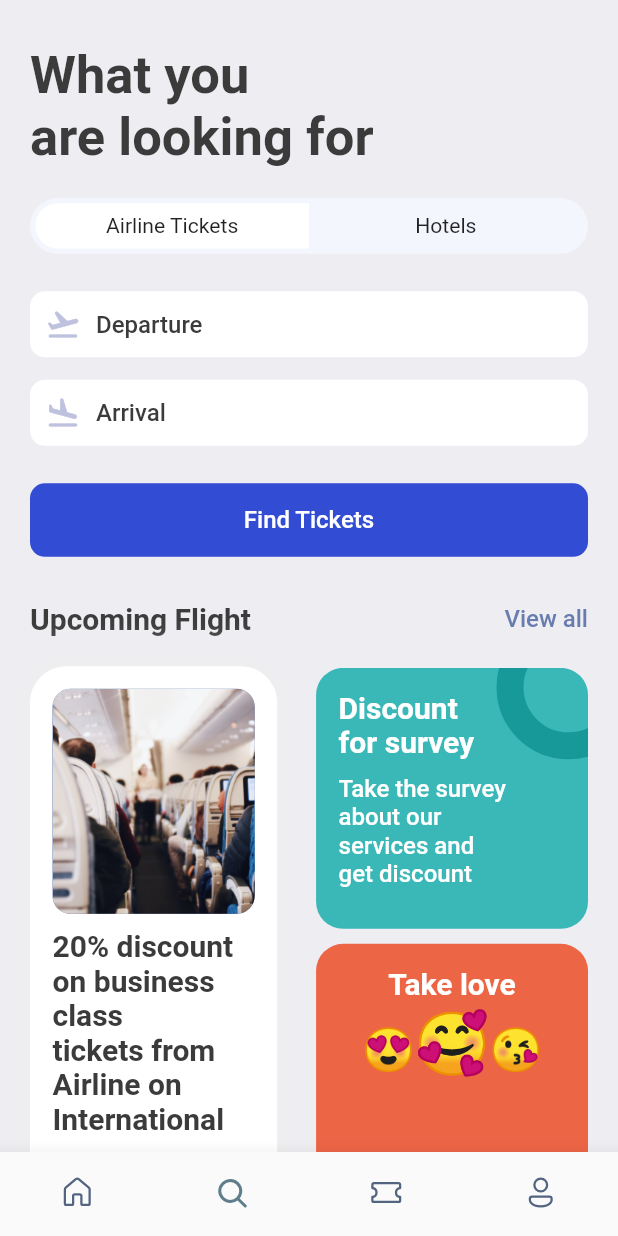
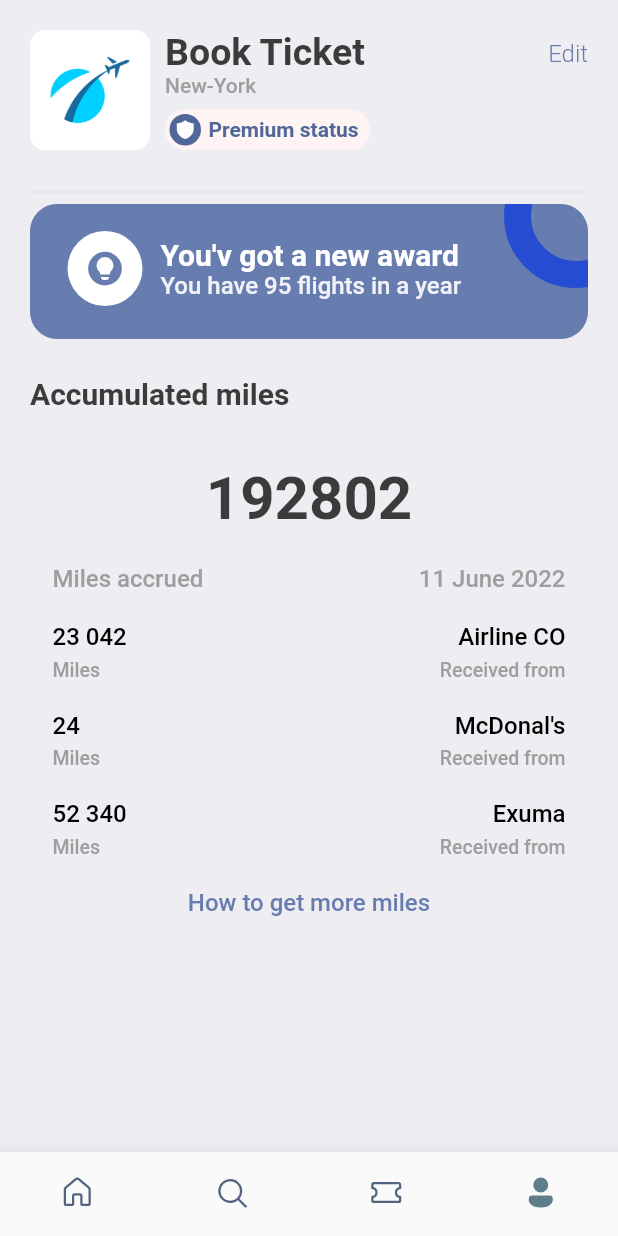
Before and after one commit to jagatb880/flutter_book_flight_ticket, a Flutter app: the screen it shows after launch, on a phone screen of 412 x 824 dp. Run offline on Flutter 3.47's test engine with Material 2 defaults, Android fonts, the phone set to English and light mode, and no system bars; our stand-ins replace barcode_widget, fluentui_icons, gap, get.

Commit message:
profile screen done

```diff
--- a/lib/screens/bottom_bar.dart
+++ b/lib/screens/bottom_bar.dart
@@ -3,6 +3,7 @@
 import 'package:fluentui_icons/fluentui_icons.dart';
 import 'package:flutter/material.dart';
 import 'package:flutter_book_flight_ticket/screens/home_screen.dart';
+import 'package:flutter_book_flight_ticket/screens/profile_screen.dart';
 import 'package:flutter_book_flight_ticket/screens/search_screen.dart';
 import 'package:flutter_book_flight_ticket/screens/book_ticket_view.dart';
 import 'package:flutter_book_flight_ticket/screens/ticket_screen.dart';
@@ -15,12 +16,12 @@ class BottomBar extends StatefulWidget {
 }
 
 class _BottomBarState extends State<BottomBar> {
-  int _selectedIndex = 1;
+  int _selectedIndex = 3;
   static final List<Widget> _widgetoptions = <Widget>[
     const HomeScreen(),
     const SearchScreen(),
     const TicketScreen(),
-    const Text("Profile"),
+    const ProfileScreen(),
   ];
 
   void _onItemTapped(int index) {
--- /dev/null
+++ b/lib/screens/profile_screen.dart
@@ -0,0 +1,272 @@
+// ignore_for_file: prefer_const_constructors, sort_child_properties_last, prefer_const_literals_to_create_immutables
+
+import 'package:fluentui_icons/fluentui_icons.dart';
+import 'package:flutter/material.dart';
+import 'package:flutter_book_flight_ticket/utils/app_layout.dart';
+import 'package:flutter_book_flight_ticket/utils/styles.dart';
+import 'package:flutter_book_flight_ticket/widgets/column_layout.dart';
+import 'package:gap/gap.dart';
+
+class ProfileScreen extends StatelessWidget {
+  const ProfileScreen({super.key});
+
+  @override
+  Widget build(BuildContext context) {
+    return SafeArea(
+      child: Scaffold(
+        backgroundColor: Styles.bgColor,
+        body: ListView(
+          padding: EdgeInsets.symmetric(
+              horizontal: AppLayout.getHeight(20),
+              vertical: AppLayout.getHeight(20)),
+          children: [
+            Row(
+              crossAxisAlignment: CrossAxisAlignment.start,
+              children: [
+                Container(
+                  height: 80,
+                  width: 80,
+                  decoration: BoxDecoration(
+                      borderRadius:
+                          BorderRadius.circular(AppLayout.getHeight(10)),
+                      image: DecorationImage(
+                          image: AssetImage("assets/images/img_1.png"))),
+                ),
+                Gap(AppLayout.getHeight(10)),
+                Column(
+                  mainAxisAlignment: MainAxisAlignment.start,
+                  crossAxisAlignment: CrossAxisAlignment.start,
+                  children: [
+                    Text(
+                      "Book Ticket",
+                      style: Styles.headLineStyle1,
+                    ),
+                    Text(
+                      "New-York",
+                      style: TextStyle(
+                          fontSize: 14,
+                          color: Colors.grey.shade500,
+                          fontWeight: FontWeight.w500),
+                    ),
+                    Gap(AppLayout.getHeight(8)),
+                    Container(
+                      decoration: BoxDecoration(
+                        color: Color(0xFFFEF4F3),
+                        borderRadius: BorderRadius.circular(
+                          AppLayout.getHeight(100),
+                        ),
+                      ),
+                      padding: EdgeInsets.all(AppLayout.getHeight(3)),
+                      child: Row(
+                        children: [
+                          Container(
+                            padding: EdgeInsets.all(3),
+                            decoration: BoxDecoration(
+                              shape: BoxShape.circle,
+                              color: Color(0xFF526799),
+                            ),
+                            child: const Icon(
+                              FluentSystemIcons.ic_fluent_shield_filled,
+                              color: Colors.white,
+                              size: 15,
+                            ),
+                          ),
+                          Gap(AppLayout.getHeight(5)),
+                          Text(
+                            "Premium status",
+                            style: TextStyle(
+                                color: Color(0xFF526799),
+                                fontWeight: FontWeight.w600),
+                          ),
+                          Gap(AppLayout.getHeight(5)),
+                        ],
+                      ),
+                    )
+                  ],
+                ),
+                const Spacer(),
+                Padding(
+                  padding: const EdgeInsets.only(top: 6),
+                  child: Text(
+                    "Edit",
+                    style: Styles.textStyle.copyWith(
+                        color: Styles.primaryColor,
+                        fontWeight: FontWeight.w300),
+                  ),
+                ),
+              ],
+            ),
+            Gap(AppLayout.getHeight(20)),
+            Divider(
+              color: Colors.grey.shade300,
+            ),
+            Stack(
+              children: [
+                Container(
+                  height: AppLayout.getHeight(90),
+                  width: double.infinity,
+                  decoration: BoxDecoration(
+                      color: Styles.primaryColor,
+                      borderRadius: BorderRadius.circular(18)),
+                ),
+                Positioned(
+                  right: -40,
+                  top: -40,
+                  child: Container(
+                    padding: EdgeInsets.all(AppLayout.getHeight(30)),
+                    decoration: BoxDecoration(
+                        shape: BoxShape.circle,
+                        border: Border.all(width: 18, color: Color(0xFF264CD2)),
+                        color: Colors.transparent),
+                  ),
+                ),
+                Container(
+                  padding: EdgeInsets.symmetric(
+                      horizontal: AppLayout.getHeight(25),
+                      vertical: AppLayout.getHeight(18)),
+                  child: Row(
+                    mainAxisAlignment: MainAxisAlignment.start,
+                    crossAxisAlignment: CrossAxisAlignment.center,
+                    children: [
+                      CircleAvatar(
+                        child: Icon(
+                          FluentSystemIcons.ic_fluent_lightbulb_circle_filled,
+                          color: Styles.primaryColor,
+                          size: 27,
+                        ),
+                        maxRadius: 25,
+                        backgroundColor: Colors.white,
+                      ),
+                      Gap(AppLayout.getHeight(12)),
+                      Column(
+                        mainAxisAlignment: MainAxisAlignment.start,
+                        crossAxisAlignment: CrossAxisAlignment.start,
+                        children: [
+                          Text(
+                            "You\'v got a new award",
+                            style: Styles.headLineStyle2.copyWith(
+                                fontWeight: FontWeight.bold,
+                                color: Colors.white),
+                          ),
+                          Text(
+                            "You have 95 flights in a year",
+                            style: Styles.headLineStyle2.copyWith(
+                                fontWeight: FontWeight.w500,
+                                color: Colors.white.withOpacity(0.9),
+                                fontSize: 16),
+                          ),
+                        ],
+                      ),
+                    ],
+                  ),
+                )
+              ],
+            ),
+            Gap(AppLayout.getHeight(25)),
+            Text(
+              "Accumulated miles",
+              style: Styles.headLineStyle2,
+            ),
+            Gap(AppLayout.getHeight(20)),
+            Container(
+              padding:
+                  EdgeInsets.symmetric(horizontal: AppLayout.getHeight(15)),
+              decoration: BoxDecoration(
+                  borderRadius: BorderRadius.circular(
+                    AppLayout.getHeight(18),
+                  ),
+                  color: Styles.bgColor,
+                  boxShadow: [
+                    BoxShadow(
+                        color: Colors.grey.shade200,
+                        blurRadius: 1,
+                        spreadRadius: 1)
+                  ]),
+              child: Column(
+                children: [
+                  Gap(AppLayout.getHeight(15)),
+                  Text(
+                    "192802",
+                    style: TextStyle(
+                        fontSize: 40,
+                        color: Styles.textColor,
+                        fontWeight: FontWeight.w600),
+                  ),
+                  Gap(AppLayout.getHeight(20)),
+                  Row(
+                    mainAxisAlignment: MainAxisAlignment.spaceBetween,
+                    children: [
+                      Text("Miles accrued",
+                          style: Styles.headLineStyle4.copyWith(fontSize: 16)),
+                      Text("11 June 2022",
+                          style: Styles.headLineStyle4.copyWith(fontSize: 16)),
+                    ],
+                  ),
+                  Gap(AppLayout.getHeight(20)),
+                  Row(
+                    mainAxisAlignment: MainAxisAlignment.spaceBetween,
+                    children: [
+                      AppColumnLayout(
+                        firstText: "23 042",
+                        secondText: "Miles",
+                        alignment: CrossAxisAlignment.start,
+                        isColor: true,
+                      ),
+                      AppColumnLayout(
+                          firstText: "Airline CO",
+                          secondText: "Received from",
+                          alignment: CrossAxisAlignment.end,
+                          isColor: true),
+                    ],
+                  ),
+                  Gap(AppLayout.getHeight(20)),
+                  Row(
+                    mainAxisAlignment: MainAxisAlignment.spaceBetween,
+                    children: [
+                      AppColumnLayout(
+                        firstText: "24",
+                        secondText: "Miles",
+                        alignment: CrossAxisAlignment.start,
+                        isColor: true,
+                      ),
+                      AppColumnLayout(
+                          firstText: "McDonal's",
+                          secondText: "Received from",
+                          alignment: CrossAxisAlignment.end,
+                          isColor: true),
+                    ],
+                  ),
+                  Gap(AppLayout.getHeight(20)),
+                  Row(
+                    mainAxisAlignment: MainAxisAlignment.spaceBetween,
+                    children: [
+                      AppColumnLayout(
+                        firstText: "52 340",
+                        secondText: "Miles",
+                        alignment: CrossAxisAlignment.start,
+                        isColor: true,
+                      ),
+                      AppColumnLayout(
+                          firstText: "Exuma",
+                          secondText: "Received from",
+                          alignment: CrossAxisAlignment.end,
+                          isColor: true),
+                    ],
+                  )
+                ],
+              ),
+            ),
+            Gap(AppLayout.getHeight(20)),
+            Center(
+              child: Text(
+                "How to get more miles",
+                style: Styles.textStyle.copyWith(
+                    color: Styles.primaryColor, fontWeight: FontWeight.w500),
+              ),
+            )
+          ],
+        ),
+      ),
+    );
+  }
+}
```
